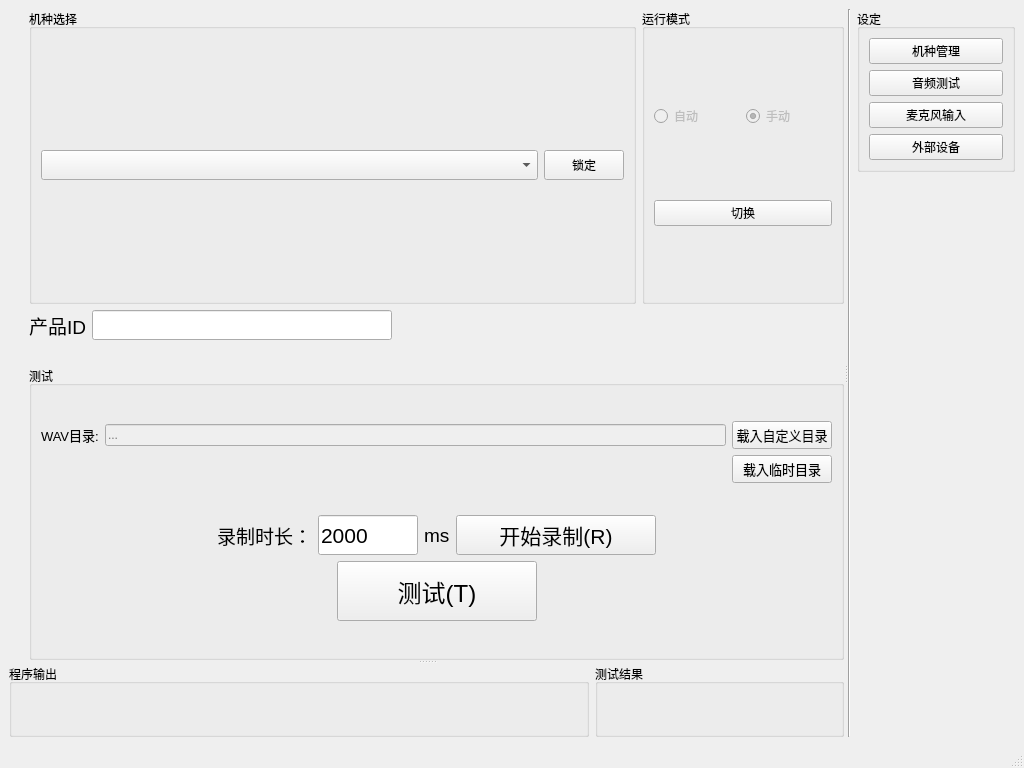
Above: mainwindow.ui from YeeeeRQ/SpeakerTest before the change. Below: the same form after it.
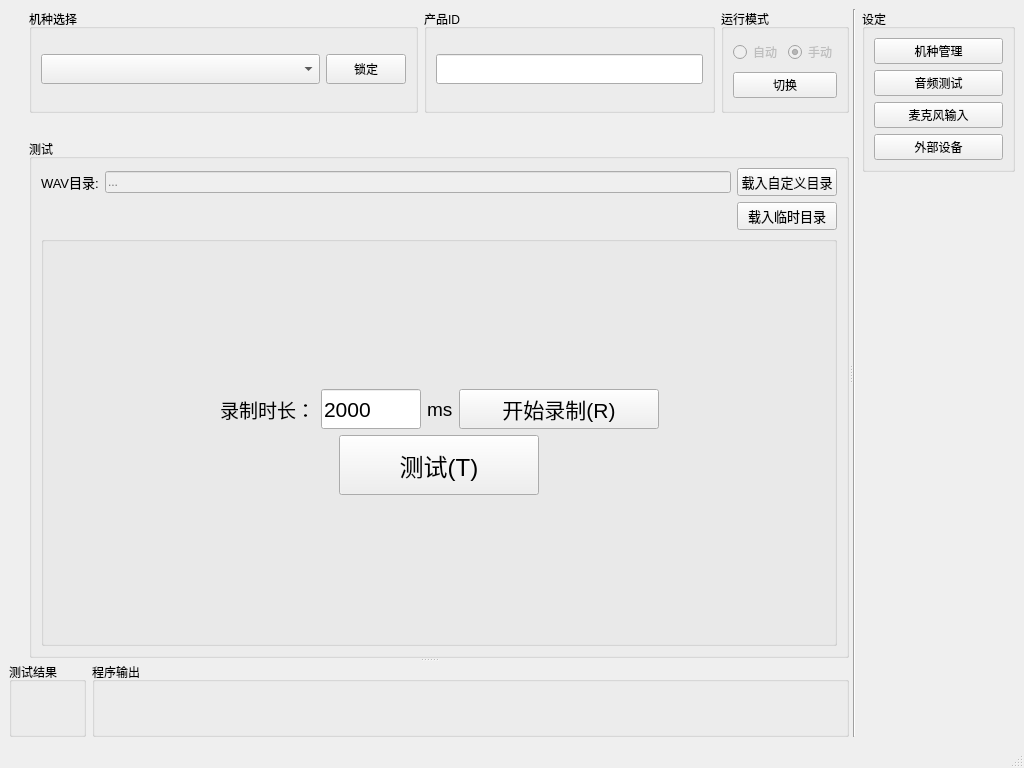
That is the form after the change. Custom widgets are drawn as their Qt base class.

Commit message: 界面整理

Diff of the .ui file:
```diff
--- a/mainwindow.ui
+++ b/mainwindow.ui
@@ -20,7 +20,7 @@
    <string>MainWindow</string>
   </property>
   <widget class="QWidget" name="centralwidget">
-   <layout class="QVBoxLayout" name="verticalLayout_6">
+   <layout class="QVBoxLayout" name="verticalLayout_11">
     <item>
      <widget class="QSplitter" name="splitter_2">
       <property name="orientation">
@@ -49,9 +49,9 @@
           </spacer>
          </item>
          <item>
-          <layout class="QVBoxLayout" name="verticalLayout_7" stretch="0,0,1,0">
+          <layout class="QVBoxLayout" name="verticalLayout_7" stretch="1,3,5">
            <item>
-            <layout class="QHBoxLayout" name="horizontalLayout_5" stretch="3,1">
+            <layout class="QHBoxLayout" name="horizontalLayout_5" stretch="4,3,1">
              <item>
               <widget class="QGroupBox" name="groupBox4SelectModel">
                <property name="title">
@@ -105,6 +105,31 @@
                </layout>
               </widget>
              </item>
+             <item>
+              <widget class="QGroupBox" name="groupBox">
+               <property name="title">
+                <string>产品ID</string>
+               </property>
+               <layout class="QHBoxLayout" name="horizontalLayout_3">
+                <item>
+                 <widget class="QLineEdit" name="lineEdit4ProductID">
+                  <property name="minimumSize">
+                   <size>
+                    <width>0</width>
+                    <height>30</height>
+                   </size>
+                  </property>
+                  <property name="maximumSize">
+                   <size>
+                    <width>300</width>
+                    <height>16777215</height>
+                   </size>
+                  </property>
+                 </widget>
+                </item>
+               </layout>
+              </widget>
+             </item>
              <item>
               <widget class="QGroupBox" name="groupBox_4">
                <property name="title">
@@ -163,51 +188,6 @@
              </item>
             </layout>
            </item>
-           <item>
-            <layout class="QHBoxLayout" name="horizontalLayout_3">
-             <item>
-              <widget class="QLabel" name="label_10">
-               <property name="font">
-                <font>
-                 <pointsize>14</pointsize>
-                </font>
-               </property>
-               <property name="text">
-                <string>产品ID</string>
-               </property>
-              </widget>
-             </item>
-             <item>
-              <widget class="QLineEdit" name="lineEdit4ProductID">
-               <property name="minimumSize">
-                <size>
-                 <width>0</width>
-                 <height>30</height>
-                </size>
-               </property>
-               <property name="maximumSize">
-                <size>
-                 <width>300</width>
-                 <height>16777215</height>
-                </size>
-               </property>
-              </widget>
-             </item>
-             <item>
-              <spacer name="horizontalSpacer_5">
-               <property name="orientation">
-                <enum>Qt::Horizontal</enum>
-               </property>
-               <property name="sizeHint" stdset="0">
-                <size>
-                 <width>40</width>
-                 <height>20</height>
-                </size>
-               </property>
-              </spacer>
-             </item>
-            </layout>
-           </item>
            <item>
             <spacer name="verticalSpacer_2">
              <property name="orientation">
@@ -231,7 +211,7 @@
              </property>
              <layout class="QVBoxLayout" name="verticalLayout_10">
               <item>
-               <layout class="QVBoxLayout" name="verticalLayout_4">
+               <layout class="QVBoxLayout" name="verticalLayout_4" stretch="0,0,1">
                 <item>
                  <layout class="QHBoxLayout" name="horizontalLayout_4">
                   <item>
@@ -323,8 +303,12 @@
                   </item>
                  </layout>
                 </item>
-               </layout>
-              </item>
+                <item>
+                 <widget class="QGroupBox" name="groupBox_2">
+                  <property name="title">
+                   <string/>
+                  </property>
+                  <layout class="QVBoxLayout" name="verticalLayout_6">
               <item>
                <layout class="QVBoxLayout" name="verticalLayout_3">
                 <item>
@@ -499,31 +483,62 @@
          </item>
         </layout>
        </widget>
+           </item>
+          </layout>
+         </item>
+        </layout>
+       </widget>
        <widget class="QWidget" name="layoutWidget">
-        <layout class="QHBoxLayout" name="horizontalLayout_8" stretch="7,3">
+        <layout class="QHBoxLayout" name="horizontalLayout_8" stretch="0">
+         <item>
+          <layout class="QHBoxLayout" name="horizontalLayout_9" stretch="0,1">
+           <item>
+            <widget class="QGroupBox" name="groupBoxShowTestInfo">
+             <property name="title">
+              <string>测试结果</string>
+             </property>
+             <layout class="QVBoxLayout" name="verticalLayout_8">
+              <item>
+               <widget class="ShowInfo4Result" name="widgetShowInfo" native="true">
+                <property name="maximumSize">
+                 <size>
+                  <width>600</width>
+                  <height>500</height>
+                 </size>
+                </property>
+               </widget>
+              </item>
+             </layout>
+            </widget>
+           </item>
          <item>
           <widget class="QGroupBox" name="groupBox4log">
            <property name="title">
             <string>程序输出</string>
            </property>
            <layout class="QVBoxLayout" name="verticalLayout">
+              <property name="spacing">
+               <number>7</number>
+              </property>
+              <property name="leftMargin">
+               <number>2</number>
+              </property>
+              <property name="topMargin">
+               <number>7</number>
+              </property>
+              <property name="rightMargin">
+               <number>2</number>
+              </property>
+              <property name="bottomMargin">
+               <number>2</number>
+              </property>
             <item>
              <layout class="QVBoxLayout" name="verticalLayout4log"/>
             </item>
            </layout>
           </widget>
          </item>
-         <item>
-          <widget class="QGroupBox" name="groupBoxShowTestInfo">
-           <property name="title">
-            <string>测试结果</string>
-           </property>
-           <layout class="QVBoxLayout" name="verticalLayout_8">
-            <item>
-             <widget class="ShowInfo4Result" name="widgetShowInfo" native="true"/>
-            </item>
-           </layout>
-          </widget>
+          </layout>
          </item>
         </layout>
        </widget>
```
Left out of the diff: 2 changed lines with no effect on the pictures. Lines whose indentation alone changed are shown as unchanged. The commit also changes 5 other files.
